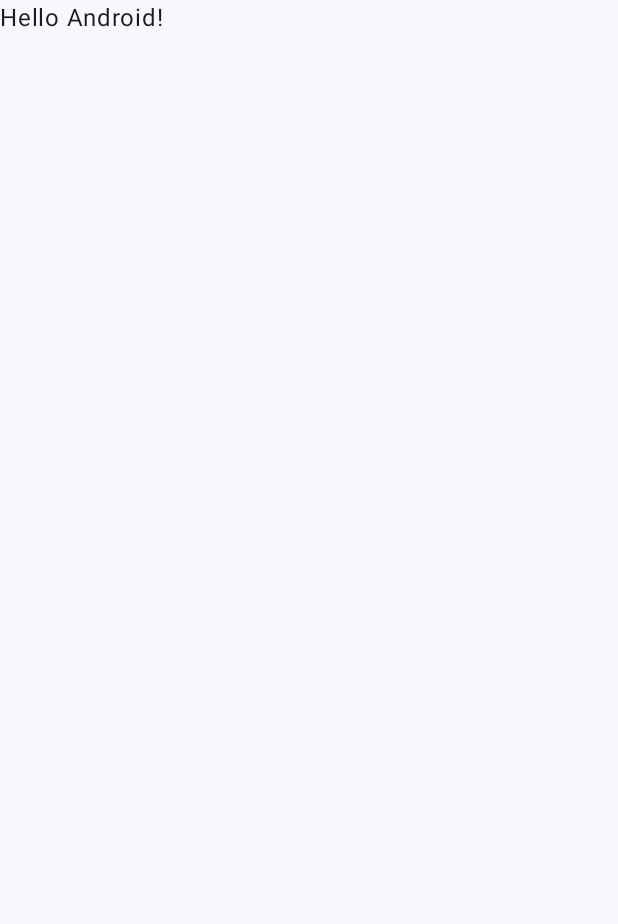
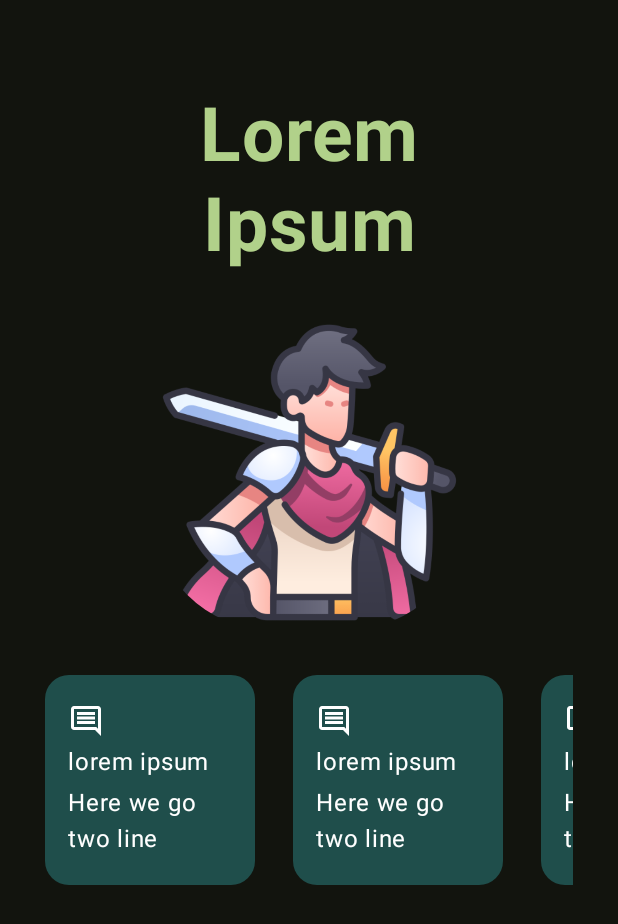
Before and after one commit to DB1703/presentation-card, an Android app built with Jetpack Compose: the screen it shows after launch (MainActivity), on a phone screen of 412 x 824 dp. Before the commit the part shown is almost empty. Shown: the top 924 px of the screen. Run offline under Robolectric (Android 15) with nearby library versions, the phone set to English and light mode, and no system bars.

Commit message:
Aplha layout with horizontal scroll

```diff
--- a/app/src/main/java/com/example/presentationcard/MainActivity.kt
+++ b/app/src/main/java/com/example/presentationcard/MainActivity.kt
@@ -4,13 +4,36 @@ import android.os.Bundle
 import androidx.activity.ComponentActivity
 import androidx.activity.compose.setContent
 import androidx.activity.enableEdgeToEdge
+import androidx.compose.foundation.Image
+import androidx.compose.foundation.background
+import androidx.compose.foundation.horizontalScroll
+import androidx.compose.foundation.layout.Arrangement
+import androidx.compose.foundation.layout.Box
+import androidx.compose.foundation.layout.Column
+import androidx.compose.foundation.layout.Row
+import androidx.compose.foundation.layout.Spacer
 import androidx.compose.foundation.layout.fillMaxSize
+import androidx.compose.foundation.layout.height
 import androidx.compose.foundation.layout.padding
-import androidx.compose.material3.Scaffold
+import androidx.compose.foundation.layout.size
+import androidx.compose.foundation.layout.width
+import androidx.compose.foundation.rememberScrollState
+import androidx.compose.foundation.shape.RoundedCornerShape
+import androidx.compose.material3.Icon
+import androidx.compose.material3.Surface
 import androidx.compose.material3.Text
 import androidx.compose.runtime.Composable
+import androidx.compose.ui.Alignment
 import androidx.compose.ui.Modifier
+import androidx.compose.ui.draw.clip
+import androidx.compose.ui.graphics.Color
+import androidx.compose.ui.layout.ContentScale
+import androidx.compose.ui.res.painterResource
+import androidx.compose.ui.text.font.FontWeight
+import androidx.compose.ui.text.style.TextAlign
 import androidx.compose.ui.tooling.preview.Preview
+import androidx.compose.ui.unit.dp
+import androidx.compose.ui.unit.sp
 import com.example.presentationcard.ui.theme.PresentationCardTheme
 
 class MainActivity : ComponentActivity() {
@@ -19,10 +42,11 @@ class MainActivity : ComponentActivity() {
         enableEdgeToEdge()
         setContent {
             PresentationCardTheme {
-                Scaffold(modifier = Modifier.fillMaxSize()) { innerPadding ->
-                    Greeting(
-                        name = "Android",
-                        modifier = Modifier.padding(innerPadding)
+                Surface(modifier = Modifier.fillMaxSize()) {
+                    MainContainer(
+                        fullName = "Android",
+                        shortDescription = "",
+                        //modifier = Modifier.padding(innerPadding)
                     )
                 }
             }
@@ -31,17 +55,75 @@ class MainActivity : ComponentActivity() {
 }
 
 @Composable
-fun Greeting(name: String, modifier: Modifier = Modifier) {
-    Text(
-        text = "Hello $name!",
-        modifier = modifier
-    )
+fun FeatureCard (cardDescription: String, modifier: Modifier = Modifier) {
+    Box (modifier
+        .size(140.dp)
+        .background(color = Color(0xFF1F4E4B), shape = RoundedCornerShape(16.dp))
+        .padding(15.dp)
+    ) {
+        Column (verticalArrangement = Arrangement.SpaceEvenly, modifier = Modifier.fillMaxSize()){
+            Icon(painter = painterResource(R.drawable.comment_24px), contentDescription = "icon", tint = Color.White)
+            Text(text = cardDescription, modifier = modifier, color = Color.White)
+            Text(text = "Here we go two line", color = Color.White)
+        }
+    }
 }
 
-@Preview(showBackground = true)
+@Composable
+fun FeatureCardsRow(modifier: Modifier = Modifier) {
+    val state = rememberScrollState()
+    Row(modifier.horizontalScroll(state).fillMaxSize()) {
+        FeatureCard("lorem ipsum")
+        Spacer(modifier = Modifier.width(25.dp))
+        FeatureCard("lorem ipsum")
+        Spacer(modifier = Modifier.width(25.dp))
+        FeatureCard("lorem ipsum")
+        Spacer(modifier = Modifier.width(25.dp))
+        FeatureCard("lorem ipsum")
+    }
+}
+
+@Composable
+fun CharacterIntroduction(fullName: String, shortDescription: String, modifier: Modifier = Modifier) {
+    Column(
+        modifier,
+        horizontalAlignment = Alignment.CenterHorizontally,
+    ) {
+        Text(
+            text = fullName,
+            color = Color(0xFFB1D18A),
+            fontWeight = FontWeight.Bold,
+            fontSize = 50.sp,
+            textAlign = TextAlign.Center,
+            lineHeight = 60.sp,
+            modifier = modifier
+        )
+        Image(
+            painter = painterResource(R.drawable.swordsman),
+            contentDescription = "Person photograph",
+            contentScale = ContentScale.Crop,
+            modifier = Modifier
+                .size(210.dp)
+                .clip(RoundedCornerShape(80.dp))
+        )
+        Spacer(modifier = Modifier.height(30.dp))
+        FeatureCardsRow()
+    }
+}
+
+@Composable
+fun MainContainer(fullName: String, shortDescription: String, modifier: Modifier = Modifier) {
+    Column(
+        modifier.fillMaxSize().background(color = Color(0xFF12140E))
+    ) {
+        CharacterIntroduction("Lorem Ipsum", "Lorem ipsum sit amet dolor", modifier.padding(30.dp))
+    }
+}
+
+@Preview(showBackground = true, showSystemUi = true)
 @Composable
 fun GreetingPreview() {
     PresentationCardTheme {
-        Greeting("Android")
+        MainContainer(fullName = "Franco De Bernardi", shortDescription = "")
     }
 }
--- /dev/null
+++ b/app/src/main/res/drawable-mdpi/comment_24px.xml
@@ -0,0 +1,11 @@
+<vector xmlns:android="http://schemas.android.com/apk/res/android"
+    android:width="24dp"
+    android:height="24dp"
+    android:viewportWidth="960"
+    android:viewportHeight="960"
+
+    android:autoMirrored="true">
+  <path
+      android:fillColor="@android:color/white"
+      android:pathData="M240,560L720,560L720,480L240,480L240,560ZM240,440L720,440L720,360L240,360L240,440ZM240,320L720,320L720,240L240,240L240,320ZM880,880L720,720L160,720Q127,720 103.5,696.5Q80,673 80,640L80,160Q80,127 103.5,103.5Q127,80 160,80L800,80Q833,80 856.5,103.5Q880,127 880,160L880,880ZM160,640L754,640L800,685L800,160Q800,160 800,160Q800,160 800,160L160,160Q160,160 160,160Q160,160 160,160L160,640Q160,640 160,640Q160,640 160,640ZM160,640Q160,640 160,640Q160,640 160,640L160,160Q160,160 160,160Q160,160 160,160L160,160Q160,160 160,160Q160,160 160,160L160,640Z"/>
+</vector>
```
Also changed, not shown: app/src/main/res/drawable-mdpi/swordsman.png (added).
